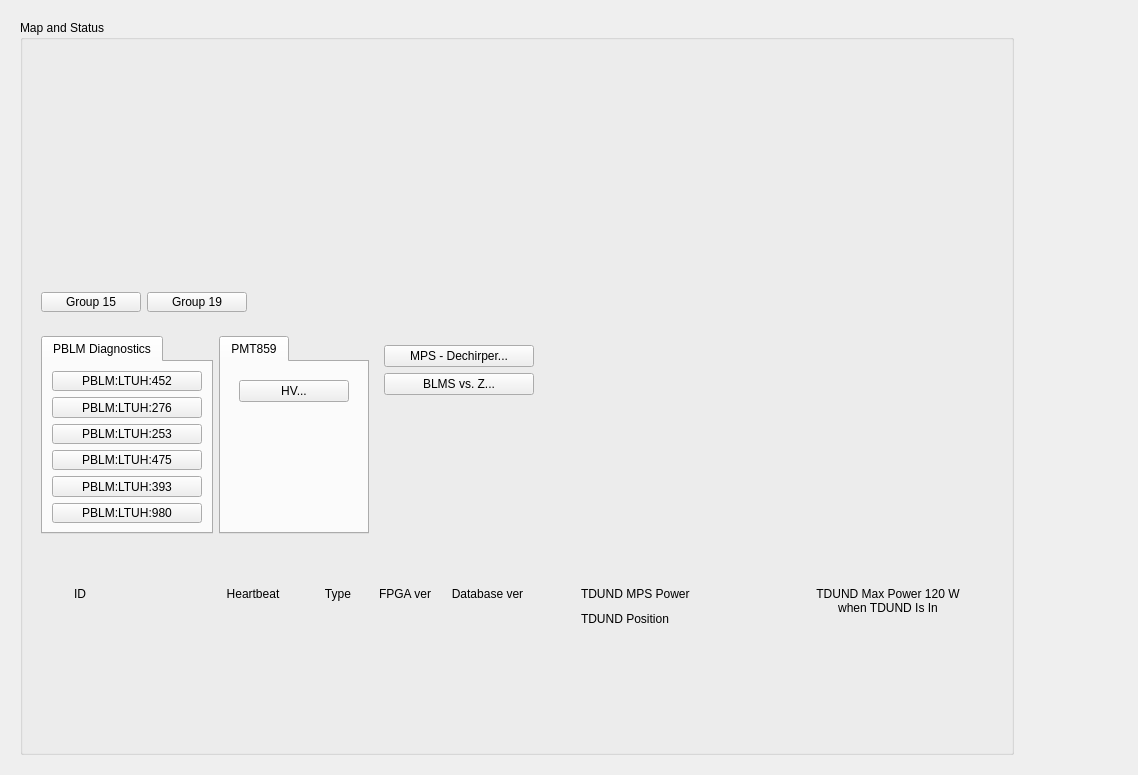
Before: the Qt Designer form ltuh_main.ui in ad-build-test/pydm-mps, drawn with Qt 5.
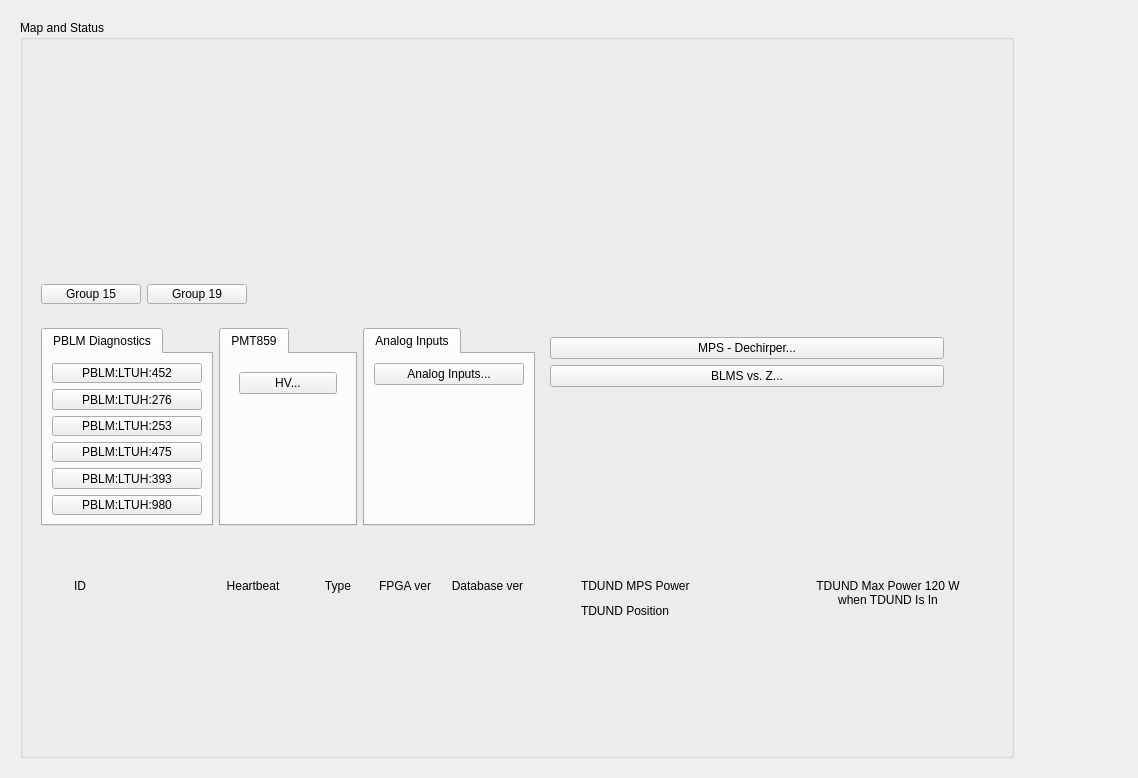
After: the same form once the commit is applied. Custom widgets are drawn as their Qt base class.

Commit message: Add button for analog inputs

```diff
--- a/ltuh_main.ui
+++ b/ltuh_main.ui
@@ -7,7 +7,7 @@
     <x>0</x>
     <y>0</y>
     <width>1138</width>
-    <height>775</height>
+    <height>778</height>
    </rect>
   </property>
   <property name="windowTitle">
@@ -348,7 +348,7 @@
            <property name="minimumSize">
             <size>
              <width>0</width>
-             <height>0</height>
+             <height>220</height>
             </size>
            </property>
            <property name="frameShape">
@@ -398,7 +398,7 @@
            <property name="frameShadow">
             <enum>QFrame::Raised</enum>
            </property>
-           <layout class="QGridLayout" name="gridLayout_12" columnstretch="1,1,1,3">
+           <layout class="QGridLayout" name="gridLayout_12" columnstretch="1,1,1,3,0">
             <item row="0" column="1">
              <widget class="QTabWidget" name="tabWidget_2">
               <property name="currentIndex">
@@ -467,6 +467,92 @@
               </widget>
              </widget>
             </item>
+            <item row="0" column="4">
+             <spacer name="horizontalSpacer_2">
+              <property name="orientation">
+               <enum>Qt::Horizontal</enum>
+              </property>
+              <property name="sizeHint" stdset="0">
+               <size>
+                <width>40</width>
+                <height>20</height>
+               </size>
+              </property>
+             </spacer>
+            </item>
+            <item row="0" column="3">
+             <widget class="QFrame" name="frame_9">
+              <property name="frameShape">
+               <enum>QFrame::NoFrame</enum>
+              </property>
+              <property name="frameShadow">
+               <enum>QFrame::Raised</enum>
+              </property>
+              <layout class="QGridLayout" name="gridLayout_10">
+               <item row="1" column="0">
+                <widget class="PyDMEDMDisplayButton" name="PyDMEDMDisplayButton_3">
+                 <property name="minimumSize">
+                  <size>
+                   <width>150</width>
+                   <height>20</height>
+                  </size>
+                 </property>
+                 <property name="toolTip">
+                  <string/>
+                 </property>
+                 <property name="text">
+                  <string>BLMS vs. Z...</string>
+                 </property>
+                 <property name="filenames" stdset="0">
+                  <stringlist>
+                   <string>mps_hxr_blm</string>
+                  </stringlist>
+                 </property>
+                 <property name="showIcon" stdset="0">
+                  <bool>false</bool>
+                 </property>
+                </widget>
+               </item>
+               <item row="0" column="0">
+                <widget class="PyDMEDMDisplayButton" name="PyDMEDMDisplayButton_2">
+                 <property name="minimumSize">
+                  <size>
+                   <width>150</width>
+                   <height>20</height>
+                  </size>
+                 </property>
+                 <property name="toolTip">
+                  <string/>
+                 </property>
+                 <property name="text">
+                  <string>MPS - Dechirper...</string>
+                 </property>
+                 <property name="filenames" stdset="0">
+                  <stringlist>
+                   <string>mps_dechirper</string>
+                  </stringlist>
+                 </property>
+                 <property name="showIcon" stdset="0">
+                  <bool>false</bool>
+                 </property>
+                </widget>
+               </item>
+               <item row="2" column="0">
+                <spacer name="verticalSpacer_3">
+                 <property name="orientation">
+                  <enum>Qt::Vertical</enum>
+                 </property>
+                 <property name="sizeHint" stdset="0">
+                  <size>
+                   <width>20</width>
+                   <height>40</height>
+                  </size>
+                 </property>
+                </spacer>
+               </item>
+              </layout>
+             </widget>
+            </item>
             <item row="0" column="0">
              <widget class="QTabWidget" name="tabWidget">
               <property name="currentIndex">
@@ -691,54 +777,24 @@
               </widget>
              </widget>
             </item>
-            <item row="0" column="3">
-             <spacer name="horizontalSpacer_2">
-              <property name="orientation">
-               <enum>Qt::Horizontal</enum>
-              </property>
-              <property name="sizeHint" stdset="0">
-               <size>
-                <width>40</width>
-                <height>20</height>
-               </size>
-              </property>
-             </spacer>
-            </item>
             <item row="0" column="2">
-             <widget class="QFrame" name="frame_9">
-              <property name="frameShape">
-               <enum>QFrame::NoFrame</enum>
-              </property>
-              <property name="frameShadow">
-               <enum>QFrame::Raised</enum>
-              </property>
-              <layout class="QGridLayout" name="gridLayout_10">
-               <item row="1" column="0">
-                <widget class="PyDMEDMDisplayButton" name="PyDMEDMDisplayButton_3">
-                 <property name="minimumSize">
+             <widget class="QTabWidget" name="tabWidget_7">
+              <property name="maximumSize">
                   <size>
-                   <width>150</width>
-                   <height>20</height>
-                  </size>
-                 </property>
-                 <property name="toolTip">
-                  <string/>
-                 </property>
-                 <property name="text">
-                  <string>BLMS vs. Z...</string>
-                 </property>
-                 <property name="filenames" stdset="0">
-                  <stringlist>
-                   <string>mps_hxr_blm</string>
-                  </stringlist>
-                 </property>
-                 <property name="showIcon" stdset="0">
-                  <bool>false</bool>
-                 </property>
-                </widget>
-               </item>
+                <width>175</width>
+                <height>16777215</height>
+               </size>
+              </property>
+              <property name="currentIndex">
+               <number>0</number>
+              </property>
+              <widget class="QWidget" name="tab_9">
+               <attribute name="title">
+                <string>Analog Inputs</string>
+               </attribute>
+               <layout class="QGridLayout" name="gridLayout_22">
                <item row="0" column="0">
-                <widget class="PyDMEDMDisplayButton" name="PyDMEDMDisplayButton_2">
+                 <widget class="PyDMRelatedDisplayButton" name="PyDMRelatedDisplayButton_11">
                  <property name="minimumSize">
                   <size>
                    <width>150</width>
@@ -749,7 +805,7 @@
                   <string/>
                  </property>
                  <property name="text">
-                  <string>MPS - Dechirper...</string>
+                   <string>Analog Inputs...</string>
                  </property>
                  <property name="filenames" stdset="0">
                   <stringlist>
@@ -759,10 +815,18 @@
                  <property name="showIcon" stdset="0">
                   <bool>false</bool>
                  </property>
-                </widget>
-               </item>
-               <item row="2" column="0">
-                <spacer name="verticalSpacer_3">
+                  <property name="macros" stdset="0">
+                   <stringlist>
+                    <string>{&quot;AREA&quot;:&quot;LTUH&quot;}</string>
+                   </stringlist>
+                  </property>
+                  <property name="openInNewWindow" stdset="0">
+                   <bool>true</bool>
+                  </property>
+                 </widget>
+                </item>
+                <item row="1" column="0">
+                 <spacer name="verticalSpacer_12">
                  <property name="orientation">
                   <enum>Qt::Vertical</enum>
                  </property>
@@ -775,6 +839,7 @@
                 </spacer>
                </item>
               </layout>
+              </widget>
              </widget>
             </item>
            </layout>
@@ -940,15 +1005,21 @@
   </layout>
  </widget>
  <customwidgets>
+  <customwidget>
+   <class>PyDMEDMDisplayButton</class>
+   <extends>PyDMRelatedDisplayButton</extends>
+   <header>edmbutton.edm_button</header>
+   <container>1</container>
+  </customwidget>
   <customwidget>
    <class>PyDMLabel</class>
    <extends>QLabel</extends>
    <header>pydm.widgets.label</header>
   </customwidget>
   <customwidget>
-   <class>PyDMRelatedDisplayButton</class>
-   <extends>QPushButton</extends>
-   <header>pydm.widgets.related_display_button</header>
+   <class>PyDMDrawingImage</class>
+   <extends>QWidget</extends>
+   <header>pydm.widgets.drawing</header>
   </customwidget>
   <customwidget>
    <class>PyDMEmbeddedDisplay</class>
@@ -962,15 +1033,9 @@
    <container>1</container>
   </customwidget>
   <customwidget>
-   <class>PyDMDrawingImage</class>
-   <extends>QWidget</extends>
-   <header>pydm.widgets.drawing</header>
-  </customwidget>
-  <customwidget>
-   <class>PyDMEDMDisplayButton</class>
-   <extends>PyDMRelatedDisplayButton</extends>
-   <header>edmbutton.edm_button</header>
-   <container>1</container>
+   <class>PyDMRelatedDisplayButton</class>
+   <extends>QPushButton</extends>
+   <header>pydm.widgets.related_display_button</header>
   </customwidget>
  </customwidgets>
  <resources/>
```
Left out of the diff: 2 changed lines with no effect on the pictures. Lines whose indentation alone changed are shown as unchanged. The commit also changes 2 other files.
